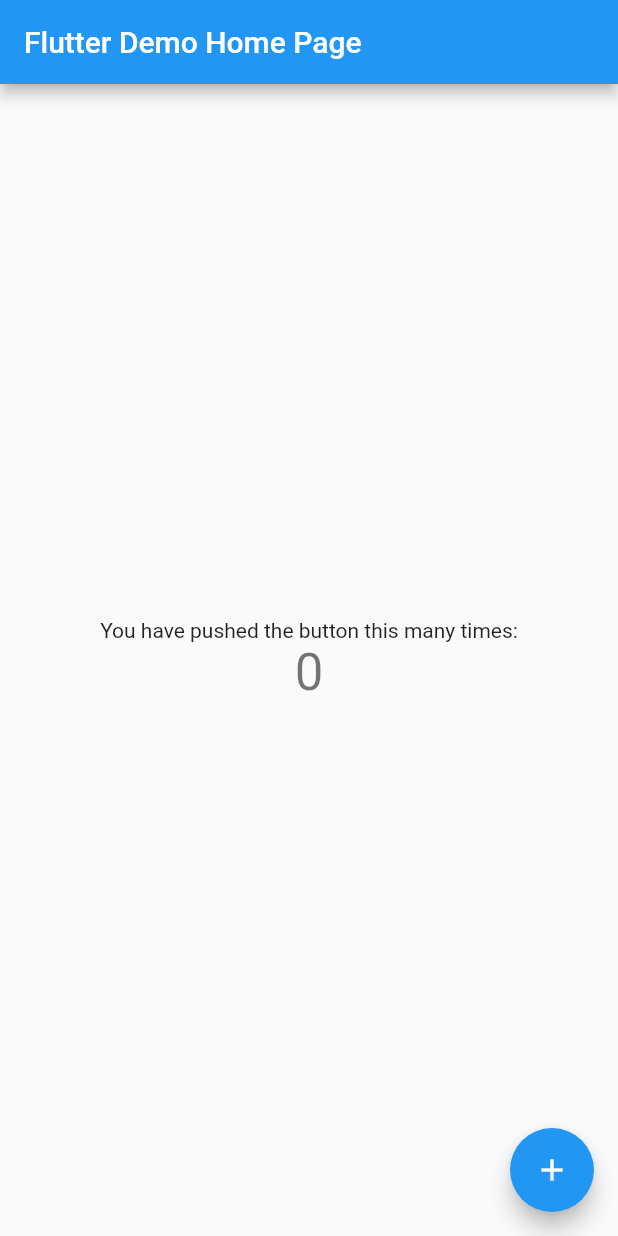
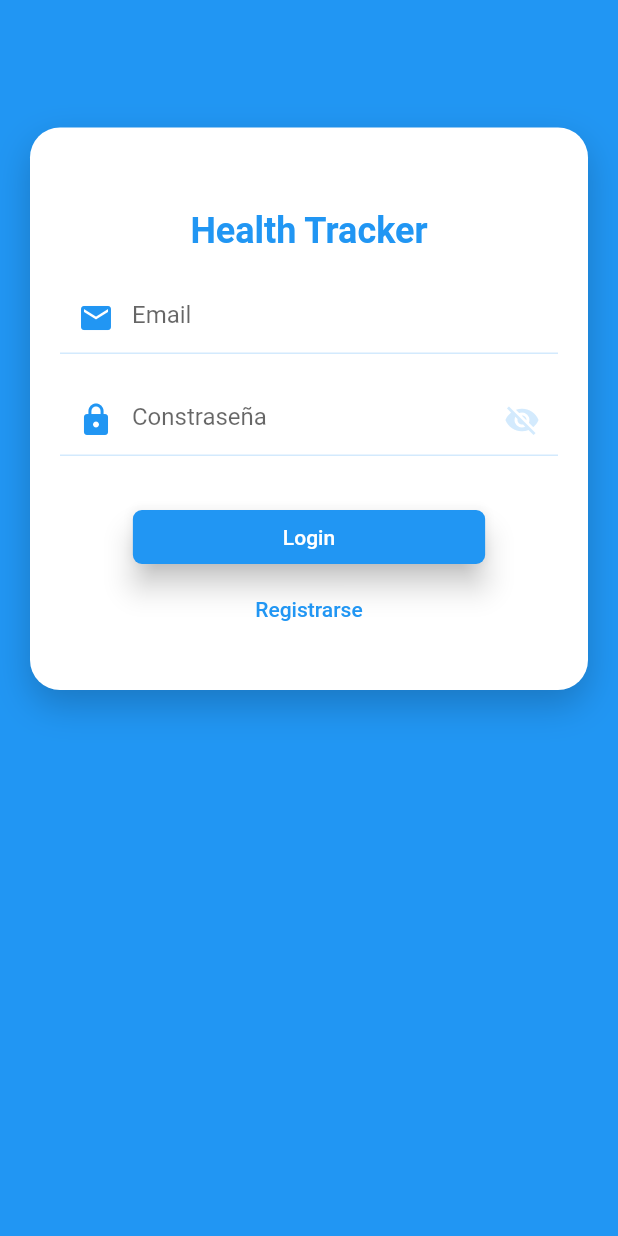
Before and after one commit to wsaldana/HealthTracker, a Flutter app: the screen it shows after launch, on a phone screen of 412 x 824 dp. Run offline on Flutter 3.47's test engine with Material 2 defaults, Android fonts, the phone set to English and light mode, and no system bars; Roboto replaces fonts that are missing (Poppins).

Commit message:
Login UI

```diff
--- a/app/healthtracker/lib/main.dart
+++ b/app/healthtracker/lib/main.dart
@@ -1,113 +1,38 @@
 import 'package:flutter/material.dart';
+import 'screens/login.dart';
 
 void main() {
   runApp(MyApp());
 }
 
 class MyApp extends StatelessWidget {
-  // This widget is the root of your application.
   @override
   Widget build(BuildContext context) {
     return MaterialApp(
-      title: 'Flutter Demo',
+      title: 'Health Tracker',
       theme: ThemeData(
-        // This is the theme of your application.
-        //
-        // Try running your application with "flutter run". You'll see the
-        // application has a blue toolbar. Then, without quitting the app, try
-        // changing the primarySwatch below to Colors.green and then invoke
-        // "hot reload" (press "r" in the console where you ran "flutter run",
-        // or simply save your changes to "hot reload" in a Flutter IDE).
-        // Notice that the counter didn't reset back to zero; the application
-        // is not restarted.
-        primarySwatch: Colors.blue,
+        fontFamily: 'Poppins',
+        primaryColor: Colors.white,
+        floatingActionButtonTheme: FloatingActionButtonThemeData(
+          elevation: 0,
+          foregroundColor: Colors.white,
+        ),
+        accentColor: Colors.blue,
+        textTheme: TextTheme(
+          headline1: TextStyle(fontSize: 22.0, color: Colors.redAccent),
+          headline2: TextStyle(
+            fontSize: 24.0,
+            fontWeight: FontWeight.w700,
+            color: Colors.blue,
+          ),
+          bodyText1: TextStyle(
+            fontSize: 14.0,
+            fontWeight: FontWeight.w400,
+            color: Colors.blueAccent,
+          ),
+        ),
       ),
-      home: MyHomePage(title: 'Flutter Demo Home Page'),
+      home: Login(),
     );
   }
 }
-
-class MyHomePage extends StatefulWidget {
-  MyHomePage({Key key, this.title}) : super(key: key);
-
-  // This widget is the home page of your application. It is stateful, meaning
-  // that it has a State object (defined below) that contains fields that affect
-  // how it looks.
-
-  // This class is the configuration for the state. It holds the values (in this
-  // case the title) provided by the parent (in this case the App widget) and
-  // used by the build method of the State. Fields in a Widget subclass are
-  // always marked "final".
-
-  final String title;
-
-  @override
-  _MyHomePageState createState() => _MyHomePageState();
-}
-
-class _MyHomePageState extends State<MyHomePage> {
-  int _counter = 0;
-
-  void _incrementCounter() {
-    setState(() {
-      // This call to setState tells the Flutter framework that something has
-      // changed in this State, which causes it to rerun the build method below
-      // so that the display can reflect the updated values. If we changed
-      // _counter without calling setState(), then the build method would not be
-      // called again, and so nothing would appear to happen.
-      _counter++;
-    });
-  }
-
-  @override
-  Widget build(BuildContext context) {
-    // This method is rerun every time setState is called, for instance as done
-    // by the _incrementCounter method above.
-    //
-    // The Flutter framework has been optimized to make rerunning build methods
-    // fast, so that you can just rebuild anything that needs updating rather
-    // than having to individually change instances of widgets.
-    return Scaffold(
-      appBar: AppBar(
-        // Here we take the value from the MyHomePage object that was created by
-        // the App.build method, and use it to set our appbar title.
-        title: Text(widget.title),
-      ),
-      body: Center(
-        // Center is a layout widget. It takes a single child and positions it
-        // in the middle of the parent.
-        child: Column(
-          // Column is also a layout widget. It takes a list of children and
-          // arranges them vertically. By default, it sizes itself to fit its
-          // children horizontally, and tries to be as tall as its parent.
-          //
-          // Invoke "debug painting" (press "p" in the console, choose the
-          // "Toggle Debug Paint" action from the Flutter Inspector in Android
-          // Studio, or the "Toggle Debug Paint" command in Visual Studio Code)
-          // to see the wireframe for each widget.
-          //
-          // Column has various properties to control how it sizes itself and
-          // how it positions its children. Here we use mainAxisAlignment to
-          // center the children vertically; the main axis here is the vertical
-          // axis because Columns are vertical (the cross axis would be
-          // horizontal).
-          mainAxisAlignment: MainAxisAlignment.center,
-          children: <Widget>[
-            Text(
-              'You have pushed the button this many times:',
-            ),
-            Text(
-              '$_counter',
-              style: Theme.of(context).textTheme.headline4,
-            ),
-          ],
-        ),
-      ),
-      floatingActionButton: FloatingActionButton(
-        onPressed: _incrementCounter,
-        tooltip: 'Increment',
-        child: Icon(Icons.add),
-      ), // This trailing comma makes auto-formatting nicer for build methods.
-    );
-  }
-}
--- /dev/null
+++ b/app/healthtracker/lib/screens/login.dart
@@ -0,0 +1,150 @@
+import 'package:flutter/material.dart';
+
+class Login extends StatefulWidget {
+  @override
+  _LoginState createState() => _LoginState();
+}
+
+class _LoginState extends State<Login> {
+  final scaffoldKey = GlobalKey<ScaffoldState>();
+  GlobalKey<FormState> globalFormKey = new GlobalKey<FormState>();
+  bool hidePassword = true;
+
+  @override
+  Widget build(BuildContext context) {
+    return Scaffold(
+      key: scaffoldKey,
+      backgroundColor: Theme.of(context).accentColor,
+      body: SingleChildScrollView(
+        child: Column(
+          children: <Widget>[
+            Stack(children: <Widget>[
+              Container(
+                  width: double.infinity,
+                  padding: EdgeInsets.symmetric(vertical: 30, horizontal: 20),
+                  margin: EdgeInsets.symmetric(vertical: 85, horizontal: 20),
+                  decoration: BoxDecoration(
+                      borderRadius: BorderRadius.circular(20),
+                      color: Theme.of(context).primaryColor,
+                      boxShadow: [
+                        BoxShadow(
+                            color: Theme.of(context).hintColor.withOpacity(0.2),
+                            offset: Offset(0, 10),
+                            blurRadius: 20)
+                      ]),
+                  child: Form(
+                      key: globalFormKey,
+                      child: Column(
+                        children: [
+
+                          SizedBox(
+                            height: 25,
+                          ),
+
+                          Text(
+                            "Health Tracker",
+                            style: Theme.of(context).textTheme.headline2,
+                          ),
+
+                          SizedBox(
+                            height: 20,
+                          ),
+
+                          new TextFormField(
+                              keyboardType: TextInputType.emailAddress,
+                              validator: (input) => !input.contains("@")
+                                  ? "Ingresar una dirección de correo válida."
+                                  : null,
+                              decoration: new InputDecoration(
+                                  hintText: "Email",
+                                  enabledBorder: UnderlineInputBorder(
+                                      borderSide: BorderSide(
+                                          color: Theme.of(context)
+                                              .accentColor
+                                              .withOpacity(0.2))),
+                                  focusedBorder: UnderlineInputBorder(
+                                      borderSide: BorderSide(
+                                          color:
+                                              Theme.of(context).accentColor)),
+                                  prefixIcon: Icon(
+                                      Icons.email,
+                                      color: Theme.of(context).accentColor)
+                              )
+                          ),
+
+                          SizedBox(
+                            height: 20,
+                          ),
+
+                          new TextFormField(
+                              keyboardType: TextInputType.text,
+                              validator: (input) => input.length < 8
+                                  ? "La constraseña no puede ser menos a 8 dígitos."
+                                  : null,
+                              obscureText: hidePassword,
+                              decoration: new InputDecoration(
+                                  hintText: "Constraseña",
+                                  enabledBorder: UnderlineInputBorder(
+                                      borderSide: BorderSide(
+                                          color: Theme.of(context)
+                                              .accentColor
+                                              .withOpacity(0.2))),
+                                  focusedBorder: UnderlineInputBorder(
+                                      borderSide: BorderSide(
+                                          color:
+                                              Theme.of(context).accentColor)),
+                                  prefixIcon: Icon(Icons.lock,
+                                      color: Theme.of(context).accentColor),
+                                  suffixIcon: IconButton(
+                                      onPressed: () {
+                                        setState(() {
+                                          hidePassword = !hidePassword;
+                                        });
+                                      },
+                                      color: Theme.of(context)
+                                          .accentColor
+                                          .withOpacity(0.2),
+                                      icon: Icon(hidePassword ? Icons.visibility_off : Icons.visibility)
+                                  )
+                              )
+                          ),
+
+                          SizedBox(
+                            height: 30,
+                          ),
+
+                          ElevatedButton(
+                              onPressed: (){},
+                              child: Text("Login"),
+                              style: ElevatedButton.styleFrom(
+                                  elevation: 8,
+                                  shape: RoundedRectangleBorder(borderRadius: BorderRadius.circular(6)),
+                                  padding: EdgeInsets.symmetric(
+                                      vertical: 10,
+                                      horizontal: 100
+                                  )
+                              )
+                          ),
+
+                          TextButton(
+                              onPressed: (){},
+                              child: Text("Registrarse"),
+                              style: ElevatedButton.styleFrom(
+                                  shape: RoundedRectangleBorder(borderRadius: BorderRadius.circular(6)),
+                                  padding: EdgeInsets.symmetric(
+                                      vertical: 10,
+                                      horizontal: 80
+                                  )
+                              )
+                          )
+                        ],
+                      )
+                  )
+              )
+            ])
+          ],
+        ),
+      ),
+    );
+  }
+}
```
